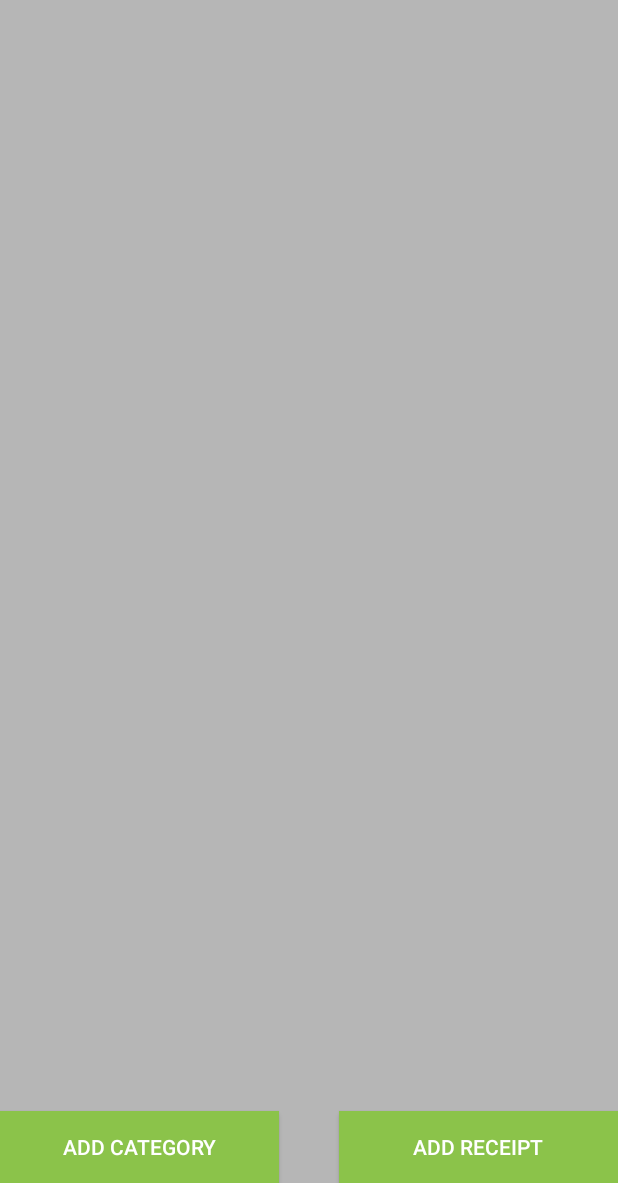
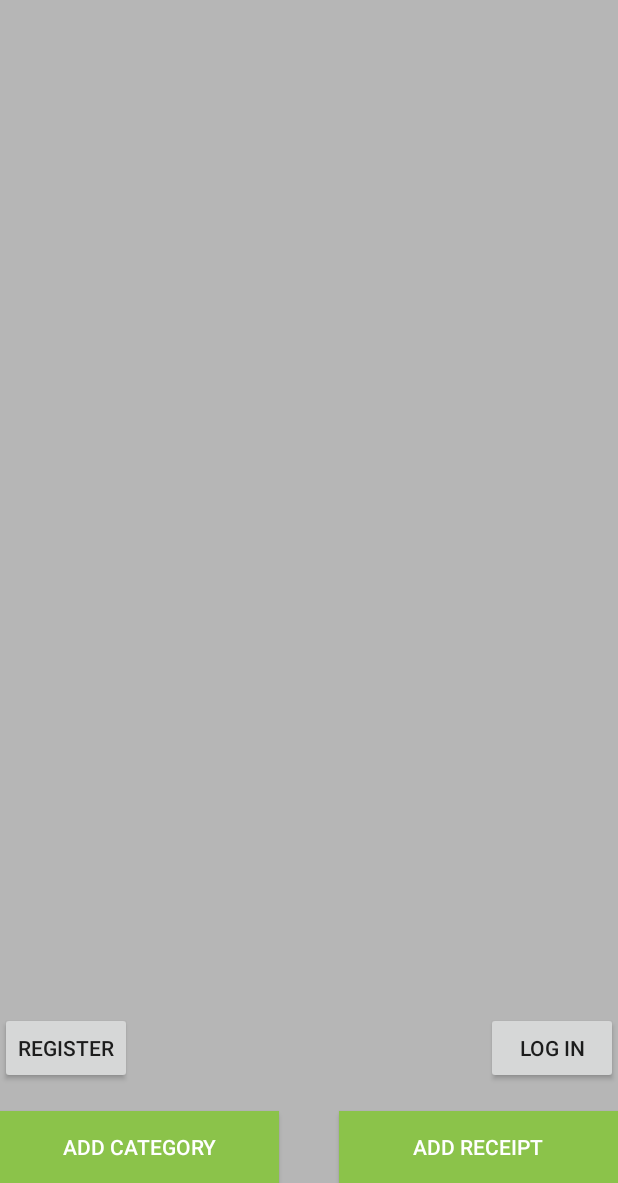
Before and after one commit to TastyTaco/ReceiptManager-master, an Android app: the screen it shows after launch (HomeActivity), on a phone screen of 412 x 824 dp, the part 53-1236 px from its top. Run offline under Robolectric (Android 15) with nearby library versions, the phone set to English and light mode, and no system bars.

Commit message:
Registration and login classes are functioning

```diff
--- a/app/src/main/AndroidManifest.xml
+++ b/app/src/main/AndroidManifest.xml
@@ -41,6 +41,12 @@
         <activity
             android:name=".LogOn"
             android:label="@string/title_activity_log_on" >
+            android:parentActivityName=".HomeActivity" >
+        </activity>
+        <activity
+            android:name=".CreateAccount"
+            android:label="Create Account" >
+            android:parentActivityName=".HomeActivity" >
         </activity>
     </application>
 
--- a/app/src/main/java/com/example/luke/receiptmanager/HomeActivity.java
+++ b/app/src/main/java/com/example/luke/receiptmanager/HomeActivity.java
@@ -54,6 +54,24 @@ public class HomeActivity extends Activity {
                 Intent intent = new Intent(HomeActivity.this, AddCategories.class);
                 intent.putExtra("Categories", receiptManager.getCategories());
                 startActivityForResult(intent, 1);
+            }
+        });
+
+        Button btnRegisterHome = (Button)findViewById(R.id.btnRegisterHome);
+        btnRegisterHome.setOnClickListener(new View.OnClickListener() {
+            @Override
+            public void onClick(View view) {
+                Intent intent = new Intent(HomeActivity.this, CreateAccount.class);
+                startActivityForResult(intent, 0);
+            }
+        });
+
+        Button btnLogOn = (Button)findViewById(R.id.btnLogOn);
+        btnLogOn.setOnClickListener(new View.OnClickListener() {
+            @Override
+            public void onClick(View view) {
+                Intent intent = new Intent(HomeActivity.this, LogOn.class);
+                startActivityForResult(intent, 0);
             }
         });
 
--- a/app/src/main/res/layout/activity_home.xml
+++ b/app/src/main/res/layout/activity_home.xml
@@ -60,5 +60,24 @@
         android:layout_toLeftOf="@+id/view"
         android:layout_alignParentBottom="true" />
 
+    <Button
+        android:layout_width="wrap_content"
+        android:layout_height="wrap_content"
+        android:text="Register"
+        android:id="@+id/btnRegisterHome"
+        android:layout_alignBottom="@+id/elvMainList"
+        android:layout_alignParentLeft="true"
+        android:layout_alignParentStart="true"
+        android:layout_marginBottom="18dp" />
+
+    <Button
+        android:layout_width="wrap_content"
+        android:layout_height="wrap_content"
+        android:text="Log in"
+        android:id="@+id/btnLogOn"
+        android:layout_alignBottom="@+id/btnRegisterHome"
+        android:layout_alignParentRight="true"
+        android:layout_alignParentEnd="true" />
+
 
 </RelativeLayout>
```
Also changed, not shown: app/src/main/java/com/example/luke/receiptmanager/CreateAccount.java (+26 -4 lines), app/src/main/java/com/example/luke/receiptmanager/LogOn.java (+43 -0 lines), app/src/main/res/layout/activity_log_on.xml (+2 -18 lines).
